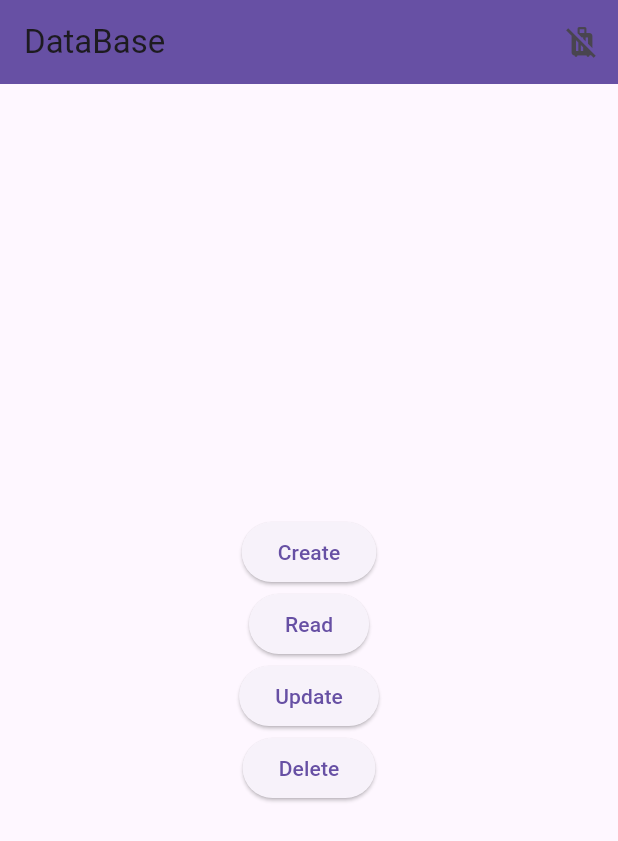
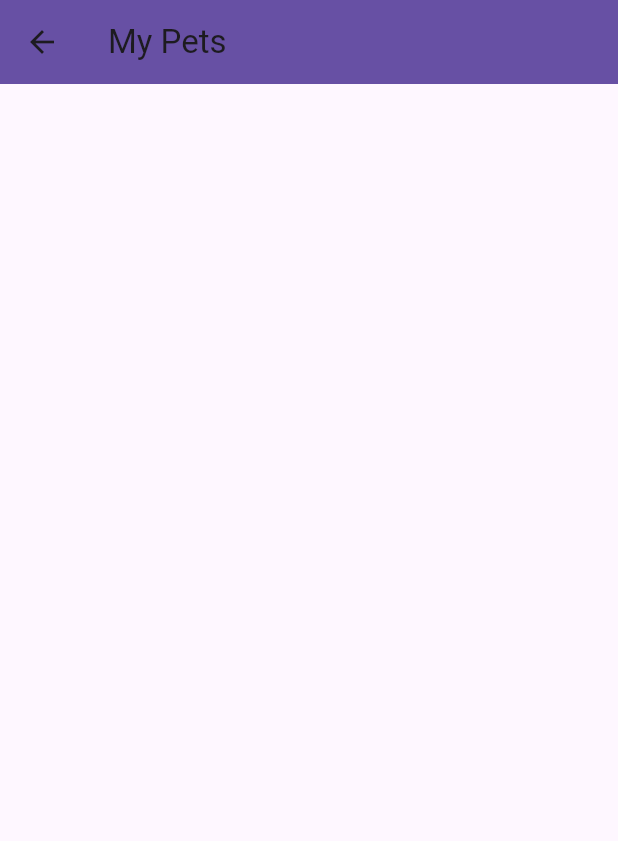
Before and after one commit to Sumanhati2002/firebaseAuth, a Flutter app: the screen it shows once a user with an empty profile is signed in, after a tap on "Read", on a phone screen of 412 x 824 dp. Shown: the top 841 px of the screen. Run offline on Flutter 3.47's test engine with Material 3 defaults, Android fonts, the phone set to English and light mode, and no system bars; our stand-ins replace cloud_firestore, firebase_auth, firebase_core; accounts and stored records are empty.

Commit message:
data retrive

```diff
--- a/lib/crud_firebase/database_firebase.dart
+++ b/lib/crud_firebase/database_firebase.dart
@@ -2,6 +2,7 @@ import 'package:firebase_auth/firebase_auth.dart';
 import 'package:flutter/cupertino.dart';
 import 'package:flutter/material.dart';
 import 'package:sample_firebase/crud_firebase/database_func.dart';
+import 'package:sample_firebase/crud_firebase/pets.dart';
 
 class DatabaseOption extends StatefulWidget {
   const DatabaseOption({super.key});
@@ -35,13 +36,22 @@ class _DatabaseOptionState extends State<DatabaseOption> {
                   create('pets', 'tom', 'jacki', "dog", 10);
                 },
                 child: const Text('Create')),
-            ElevatedButton(onPressed: () {}, child: const Text('Read')),
-            ElevatedButton(onPressed: () {
-              updateData('pets', 'kitty', 'age', 12);
-            }, child: const Text('Update')),
-            ElevatedButton(onPressed: () {
-              deleteData('pets', 'tom');
-            }, child: const Text('Delete'))
+            ElevatedButton(
+                onPressed: () {
+                  Navigator.push(context,
+                      MaterialPageRoute(builder: (context) => PetsList()));
+                },
+                child: const Text('Read')),
+            ElevatedButton(
+                onPressed: () {
+                  updateData('pets', 'kitty', 'age', 9);
+                },
+                child: const Text('Update')),
+            ElevatedButton(
+                onPressed: () {
+                  deleteData('pets', 'tom');
+                },
+                child: const Text('Delete'))
           ],
         ),
       ),
--- a/lib/crud_firebase/database_func.dart
+++ b/lib/crud_firebase/database_func.dart
@@ -10,10 +10,10 @@ create(String colName, docName, name, animal, int age) async {
 }
 
 //read data
-readData(String colName, docName) async {
+/*readData(String colName, docName) async {
   await FirebaseFirestore.instance.collection(colName).doc(docName).get();
   print('value get');
-}
+}*/
 
 //update data
 updateData(String colName, docName, fieldName, var newFieldValue) async {
--- /dev/null
+++ b/lib/crud_firebase/pets.dart
@@ -0,0 +1,50 @@
+import 'package:cloud_firestore/cloud_firestore.dart';
+import 'package:flutter/cupertino.dart';
+import 'package:flutter/material.dart';
+
+class PetsList extends StatefulWidget {
+  const PetsList({super.key});
+
+  @override
+  State<PetsList> createState() => _PetsListState();
+}
+
+class _PetsListState extends State<PetsList> {
+  @override
+  Widget build(BuildContext context) {
+    return Scaffold(
+      appBar: AppBar(
+        title: const Text('My Pets'),
+        backgroundColor: Theme.of(context).primaryColor,
+      ),
+      body: Container(
+        margin: EdgeInsets.all(10),
+        child: StreamBuilder<QuerySnapshot>(
+          stream: FirebaseFirestore.instance.collection('pets').snapshots(),
+          builder:(context,petSnapshot){
+            if(petSnapshot.connectionState == ConnectionState.waiting){
+              return const Center(
+                child: CircularProgressIndicator(),
+              );
+            }
+            else{
+              final petDocs= petSnapshot.data!.docs;
+              return ListView.builder(
+                itemCount: petDocs.length,
+                  itemBuilder: (context,index){
+                    return Card(
+                      elevation: 10,
+                      child: ListTile(
+                        title: Text(petDocs[index]['name']),
+                        subtitle: Text(petDocs[index]['animal']),
+                      ),
+                    );
+                  }
+              );
+            }
+          },
+        ),
+      ),
+    );
+  }
+}
```
